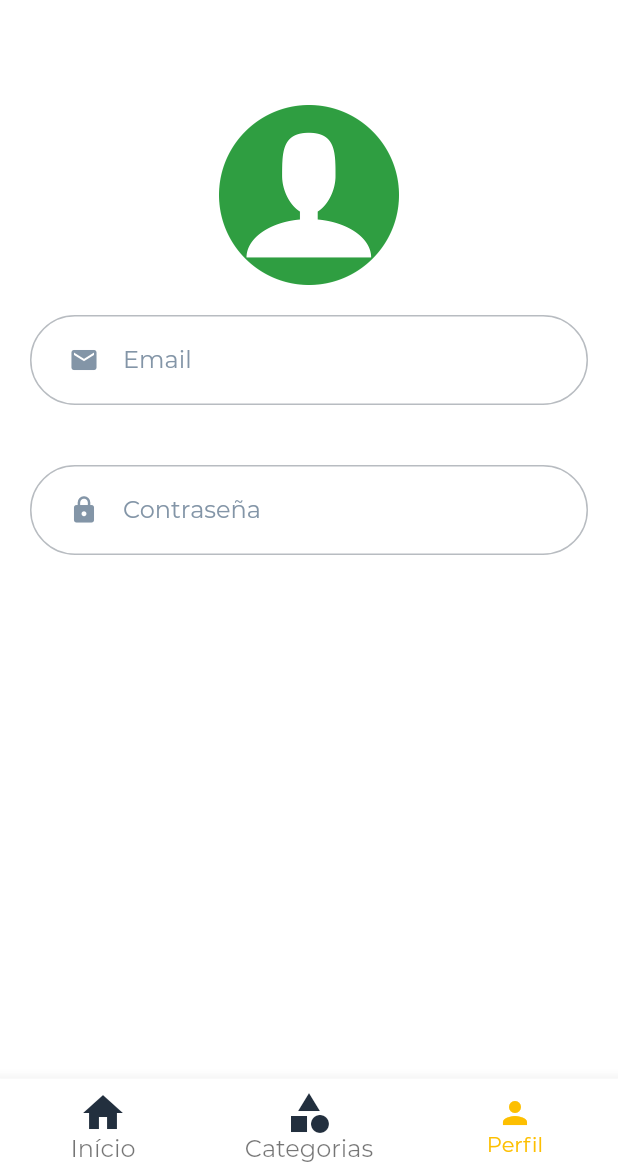
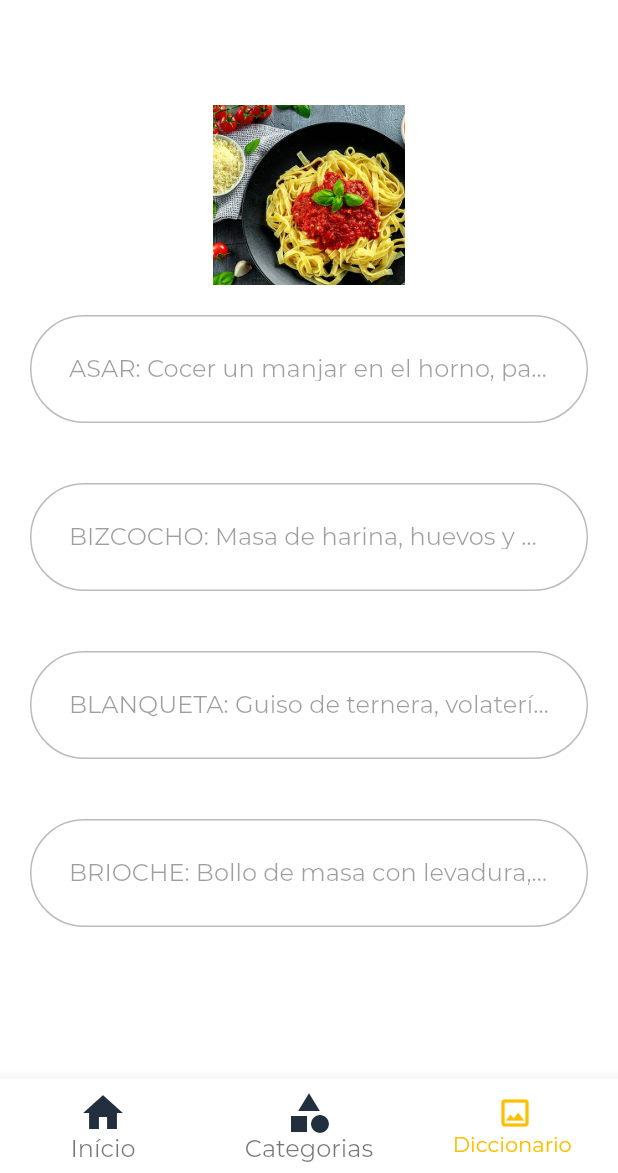
Before and after one commit to CaffoAaron/Homemade-movil, a Flutter app: the screen it shows after launch, item 3 of the bottom bar chosen, on a phone screen of 412 x 824 dp, the part 63-1236 px from its top. Run offline on Flutter 3.47's test engine with Material 2 defaults, Android fonts, the light colour scheme and no system bars; network calls fail.

Commit message:
diccionario

```diff
--- a/lib/screens/profile-screen.dart
+++ b/lib/screens/profile-screen.dart
@@ -17,7 +17,7 @@ class ProfileScreen extends StatelessWidget {
             Container(
               height: 120,
               child: Image(
-                image: AssetImage('assets/images/profile.png'),
+                image: AssetImage('assets/images/macarrao.jpg'),
               ),
             ),
             Container(
@@ -30,14 +30,10 @@ class ProfileScreen extends StatelessWidget {
                 ),
               ),
               child: TextField(
+                enabled: false,
                 decoration: InputDecoration(
                   border: InputBorder.none,
-                  icon: Icon(
-                    Icons.email,
-                    color: textColor,
-                    size: 20,
-                  ),
-                  hintText: 'Email',
+                  labelText: 'ASAR: Cocer un manjar en el horno, parrilla o asador con grasa solamente.',
                   hintStyle: TextStyle(color: textColor),
                 ),
               ),
@@ -52,14 +48,46 @@ class ProfileScreen extends StatelessWidget {
                 ),
               ),
               child: TextField(
+                enabled: false,
                 decoration: InputDecoration(
                   border: InputBorder.none,
-                  icon: Icon(
-                    Icons.https,
-                    color: textColor,
-                    size: 20,
-                  ),
-                  hintText: 'Contraseña',
+                  labelText: 'BIZCOCHO: Masa de harina, huevos y azúcar cocida al horno.',
+                  hintStyle: TextStyle(color: textColor),
+                ),
+              ),
+            ),
+            Container(
+              margin: EdgeInsets.all(20),
+              padding: EdgeInsets.symmetric(horizontal: 25, vertical: 5),
+              decoration: BoxDecoration(
+                borderRadius: BorderRadius.circular(50),
+                border: Border.all(
+                  color: secundaryColor.withOpacity(0.32),
+                ),
+              ),
+              child: TextField(
+                enabled: false,
+                decoration: InputDecoration(
+                  border: InputBorder.none,
+                  labelText: 'BLANQUETA: Guiso de ternera, volatería o conejo, en salsa cremosa.',
+                  hintStyle: TextStyle(color: textColor),
+                ),
+              ),
+            ),
+            Container(
+              margin: EdgeInsets.all(20),
+              padding: EdgeInsets.symmetric(horizontal: 25, vertical: 5),
+              decoration: BoxDecoration(
+                borderRadius: BorderRadius.circular(50),
+                border: Border.all(
+                  color: secundaryColor.withOpacity(0.32),
+                ),
+              ),
+              child: TextField(
+                enabled: false,
+                decoration: InputDecoration(
+                  border: InputBorder.none,
+                  labelText: 'BRIOCHE: Bollo de masa con levadura, ligeramente dulce.',
                   hintStyle: TextStyle(color: textColor),
                 ),
               ),
--- a/lib/widgets/navigator_bottom.dart
+++ b/lib/widgets/navigator_bottom.dart
@@ -26,8 +26,8 @@ BottomNavigationBar navigationBar(Function selectPage, int selectedPageIndex) {
         label: 'Categorias',
       ),
       BottomNavigationBarItem(
-        icon: Icon(Icons.person),
-        label: 'Perfil',
+        icon: Icon(Icons.photo_outlined),
+        label: 'Diccionario ',
       )
     ],
   );
```
Also changed, not shown: assets/images/Glosario-gastronomico.png (added), assets/images/bg-glosario.jpg (added), assets/images/diccionario-de-cocina.jpg (added), assets/images/diccionario.png (added).
